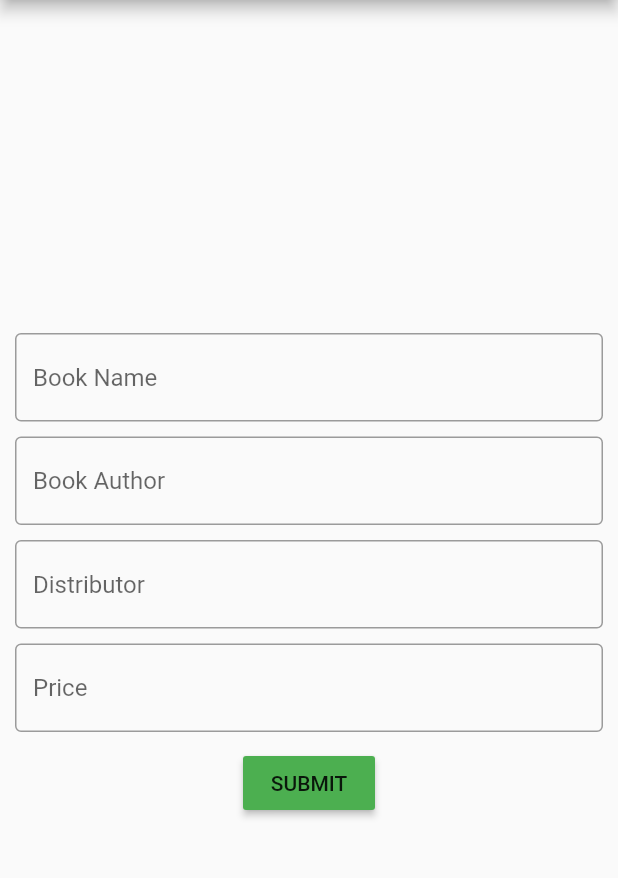
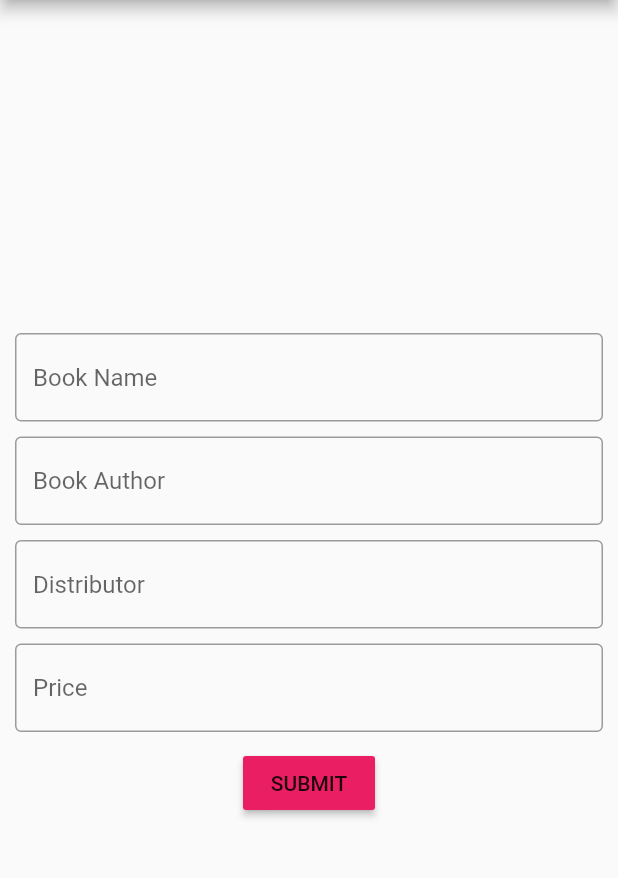
Before and after one commit to meghats123/Flutter-Library-App, a Flutter app: the screen it shows after launch, on a phone screen of 412 x 824 dp, the part 84-962 px from its top. Run offline on Flutter 3.47's test engine with Material 2 defaults, Android fonts, the phone set to English and light mode, and no system bars.

Commit message:
submit button color changed to PINK

```diff
--- a/lib/main.dart
+++ b/lib/main.dart
@@ -69,7 +69,7 @@ class MyApp extends StatelessWidget {
                 print(getMrp);
 
               },
-                color: Colors.green,
+                color: Colors.pink,
                 child: Text("SUBMIT"),
               )
             ],
```
